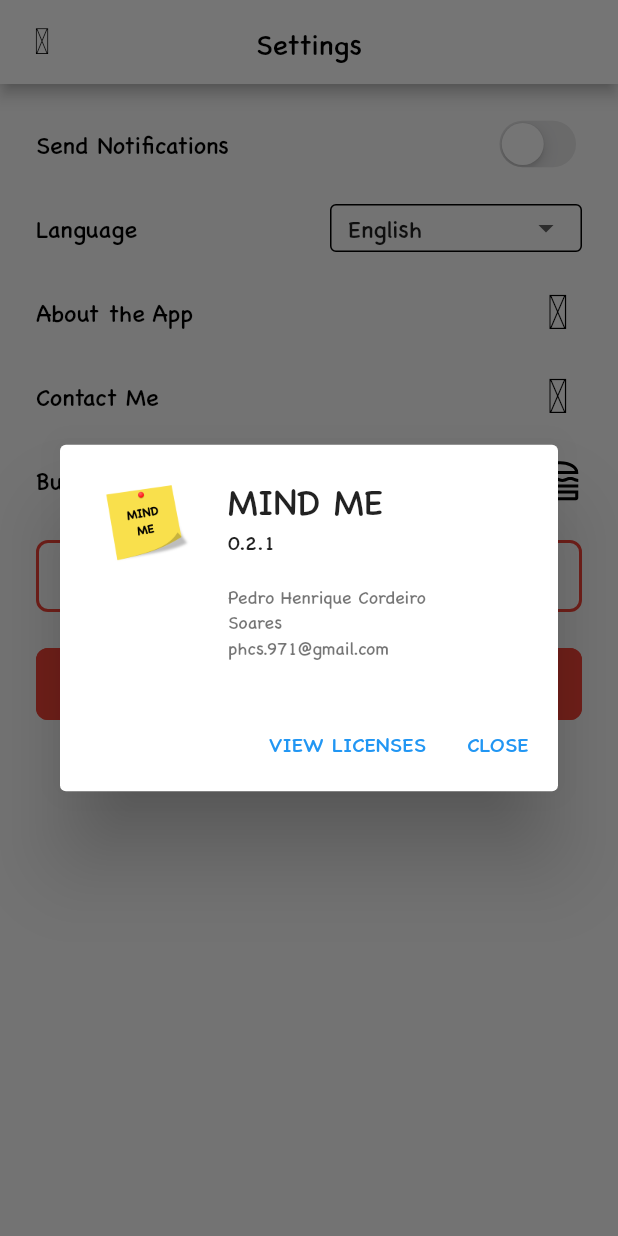
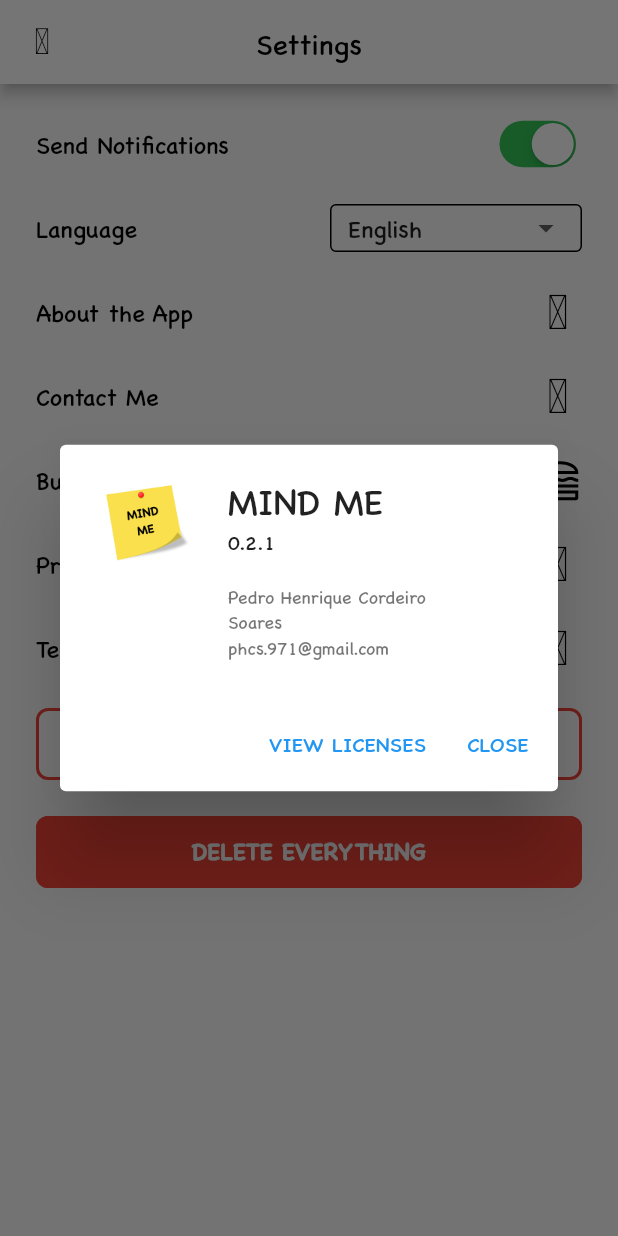
Before and after one commit to phcs971/mind_me, a Flutter app: the ConfigPage screen opened by its route, after a tap on "About the App", on a phone screen of 412 x 824 dp. Run offline on Flutter 3.47's test engine with Material 2 defaults, Android fonts, the phone set to English and light mode, and no system bars; our stand-ins replace extended_masked_text, flutter_local_notifications, flutter_mobx, flutter_native_timezone, flutter_svg, get and 10 more; missing offline and left inert: carbon_icons, day_night_time_picker; accounts and stored records are empty; generated files the repository leaves out were written again; project files that could hold a hidden picture were left out.

Commit message:
0.2.2 - Prints, Doc Legais, Minor Bugs

```diff
--- a/lib/src/pages/config/config.page.dart
+++ b/lib/src/pages/config/config.page.dart
@@ -132,6 +132,30 @@ class ConfigPage extends StatelessWidget {
               builder: (_) => SvgPicture.asset("assets/images/burger.svg",
                   height: 32, width: 32, color: Colors.black),
             ),
+            ListTileField(
+              title: MindMeTexts.privacyPolicy.tr,
+              onTap: (_) async {
+                try {
+                  log.i("<Config> Open Privacy");
+                  await launch("https://mind-me.flycricket.io/privacy.html");
+                } catch (e) {
+                  log.e("<Config> Open Privacy Error $e");
+                }
+              },
+              builder: (_) => Icon(CarbonIcons.security, size: 32, color: Colors.black),
+            ),
+            ListTileField(
+              title: MindMeTexts.termsAndConditions.tr,
+              onTap: (_) async {
+                try {
+                  log.i("<Config> Open Terms");
+                  await launch("https://mind-me.flycricket.io/terms.html");
+                } catch (e) {
+                  log.e("<Config> Open Terms Error $e");
+                }
+              },
+              builder: (_) => Icon(CarbonIcons.document, size: 32, color: Colors.black),
+            ),
             Padding(
               padding: EdgeInsets.fromLTRB(24, 12, 24, 12),
               child: ButtonWidget(
@@ -163,7 +187,6 @@ class ConfigPage extends StatelessWidget {
                 },
                 color: Colors.red,
                 borderColor: Colors.red,
-                // textColor: Colors.,
                 text: MindMeTexts.removeEverything.tr,
               ),
             ),
--- a/lib/src/pages/note/note.page.dart
+++ b/lib/src/pages/note/note.page.dart
@@ -263,6 +263,7 @@ class _NotePageState extends State<NotePage> {
                     Checkbox(
                       value: note.dates[index],
                       activeColor: MindMeColors.successGreen,
+                      materialTapTargetSize: MaterialTapTargetSize.shrinkWrap,
                       onChanged: (value) => setState(() => note.dates[index] = value ?? false),
                     )
                   ],
--- a/lib/src/service/notification.service.dart
+++ b/lib/src/service/notification.service.dart
@@ -1,5 +1,6 @@
 import 'package:flutter_local_notifications/flutter_local_notifications.dart';
 import 'package:flutter_native_timezone/flutter_native_timezone.dart';
+import 'package:mind_me/src/stores/config.store.dart';
 import 'package:mind_me/src/widgets/snackbar.widget.dart';
 import 'package:shared_preferences/shared_preferences.dart';
 import 'package:timezone/data/latest.dart' as tz;
@@ -37,7 +38,7 @@ class NotificationService {
   }
 
   Future<List<int>?> create(NoteModel note) async {
-    if (!note.notify) return null;
+    if (!note.notify || !Get.find<ConfigStore>().sendNotifications) return null;
     try {
       final ids = <int>[];
       SharedPreferences prefs = await SharedPreferences.getInstance();
--- a/lib/src/stores/config.store.dart
+++ b/lib/src/stores/config.store.dart
@@ -17,14 +17,14 @@ abstract class _ConfigStoreBase with Store {
   String locale = Platform.localeName.split("_").first;
 
   @observable
-  bool sendNotifications = false;
+  bool sendNotifications = true;
 
   @action
   Future init() async {
     SharedPreferences prefs = await SharedPreferences.getInstance();
     locale = prefs.getString("mind-me-locale") ?? Platform.localeName.split("_").first;
     Get.updateLocale(Locale(locale));
-    sendNotifications = prefs.getBool("mind-me-notifications") ?? false;
+    sendNotifications = prefs.getBool("mind-me-notifications") ?? true;
   }
 
   @action
--- a/lib/src/utils/texts.dart
+++ b/lib/src/utils/texts.dart
@@ -109,6 +109,8 @@ class MindMeTexts extends Translations {
   static const buyMeACoffee = "buyMeACoffee";
   static const removeNextNotification = "removeNextNotification";
   static const removeEverything = "removeEverything";
+  static const privacyPolicy = "privacyPolicy";
+  static const termsAndConditions = "termsAndConditions";
   //-> Auth
   // static const authGoToSettingsIOS = "authGoToSettingsIOS";
   // static const authGoToSettingsDescription = "authGoToSettingsDescription";
@@ -184,6 +186,8 @@ class MindMeTexts extends Translations {
           buyMeACoffee: "Buy me a Burger",
           removeNextNotification: "REMOVE NEXT NOTIFICATIONS",
           removeEverything: "DELETE EVERYTHING",
+          privacyPolicy: "Privacy Policy",
+          termsAndConditions: "Terms & Conditions",
           //-> Auth
           // authGoToSettingsIOS: "Settings",
           // authGoToSettingsDescription: "Please set up your authentication method",
@@ -257,6 +261,8 @@ class MindMeTexts extends Translations {
           buyMeACoffee: "Me compre um lanche",
           removeNextNotification: "REMOVER PRÓXIMAS NOTIFICAÇÕES",
           removeEverything: "APAGAR TUDO",
+          privacyPolicy: "Política de Privacidade",
+          termsAndConditions: "Termos de Uso",
           //-> Auth
           // authGoToSettingsIOS: "Ajustes",
           // authGoToSettingsDescription: "Por favor defina seu método de autenticação",
```
Also changed, not shown: assets/app_store/5.5_pol/Simulator Screen Shot - iPhone 6 - 2021-05-24 at 10.29.00.png (added), assets/app_store/5.5_pol/Simulator Screen Shot - iPhone 6 - 2021-05-24 at 10.31.04.png (added), assets/app_store/5.5_pol/Simulator Screen Shot - iPhone 6 - 2021-05-24 at 10.31.39.png (added), assets/app_store/5.5_pol/Simulator Screen Shot - iPhone 6 - 2021-05-24 at 10.32.28.png (added), assets/app_store/5.5_pol/Simulator Screen Shot - iPhone 6 - 2021-05-24 at 10.32.35.png (added), assets/app_store/5.5_pol/Simulator Screen Shot - iPhone 6 - 2021-05-24 at 10.32.43.png (added), assets/app_store/5.5_pol/Simulator Screen Shot - iPhone 6 - 2021-05-24 at 10.32.56.png (added), assets/app_store/6.5_pol/Simulator Screen Shot - iPhone 12 Pro Max - 2021-05-22 at 12.00.22.png (added), assets/app_store/6.5_pol/Simulator Screen Shot - iPhone 12 Pro Max - 2021-05-22 at 12.00.28.png (added), assets/app_store/6.5_pol/Simulator Screen Shot - iPhone 12 Pro Max - 2021-05-22 at 12.01.11.png (added), assets/app_store/6.5_pol/Simulator Screen Shot - iPhone 12 Pro Max - 2021-05-22 at 12.02.53.png (added), assets/app_store/6.5_pol/Simulator Screen Shot - iPhone 12 Pro Max - 2021-05-22 at 12.03.00.png (added), assets/app_store/6.5_pol/Simulator Screen Shot - iPhone 12 Pro Max - 2021-05-22 at 12.03.05.png (added), assets/app_store/6.5_pol/Simulator Screen Shot - iPhone 12 Pro Max - 2021-05-22 at 12.04.35.png (added).
